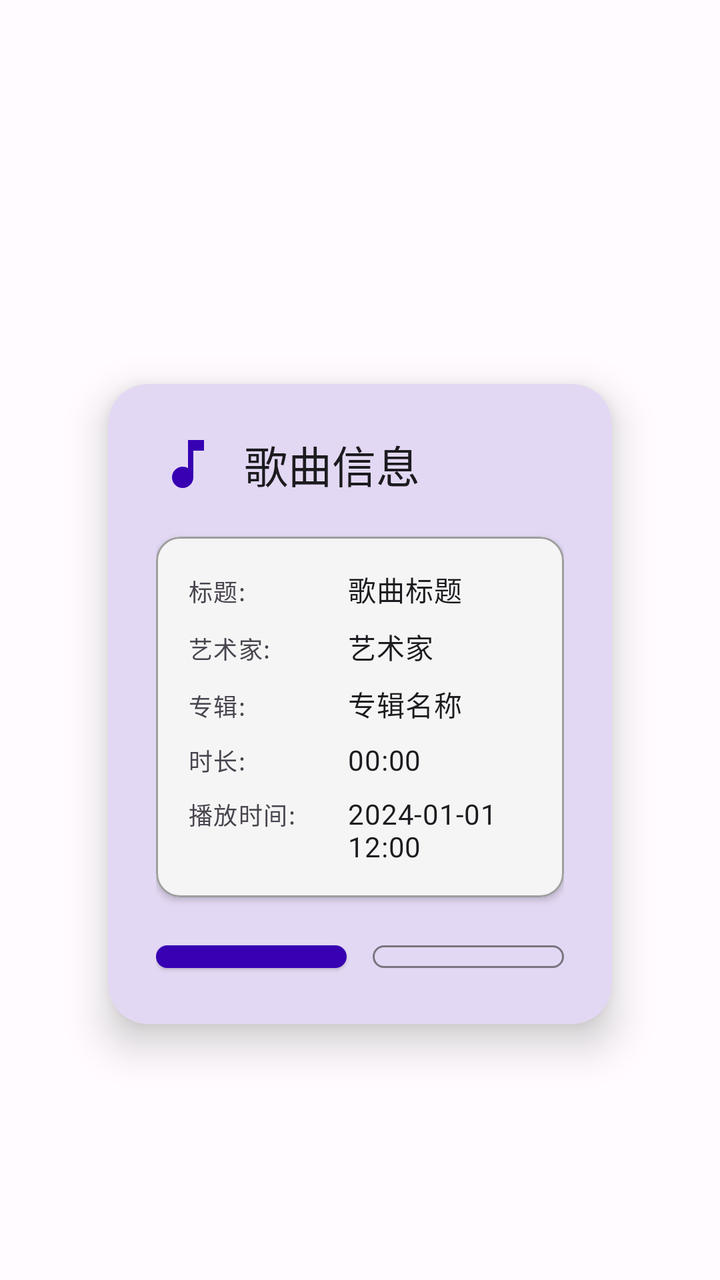
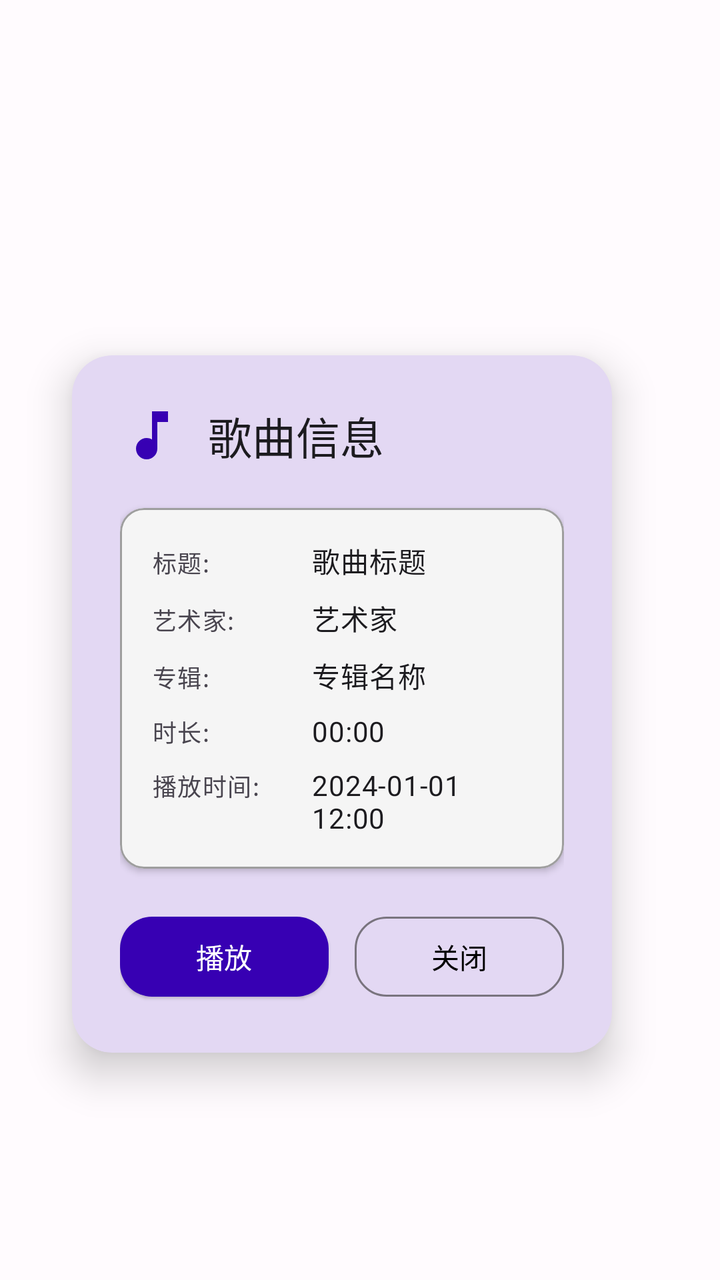

Before-and-after screenshots of an Android layout around one commit, followed by the original layout XML and the change that was made.
<!-- AndroidManifest.xml: application theme Theme.HpuMusicPlayer -->
<!-- res/layout/dialog_song_info.xml -->
<?xml version="1.0" encoding="utf-8"?>
<FrameLayout xmlns:android="http://schemas.android.com/apk/res/android"
    xmlns:app="http://schemas.android.com/apk/res-auto"
    android:id="@+id/rootLayout"
    android:layout_width="match_parent"
    android:layout_height="match_parent"
    android:background="@android:color/transparent">

    <androidx.constraintlayout.widget.ConstraintLayout
        android:layout_width="match_parent"
        android:layout_height="match_parent"
        android:background="@android:color/transparent">

        
        <androidx.constraintlayout.widget.Guideline
            android:id="@+id/guidelineStart"
            android:layout_width="wrap_content"
            android:layout_height="wrap_content"
            android:orientation="vertical"
            app:layout_constraintGuide_percent="0.15" />

        
        <androidx.constraintlayout.widget.Guideline
            android:id="@+id/guidelineEnd"
            android:layout_width="wrap_content"
            android:layout_height="wrap_content"
            android:orientation="vertical"
            app:layout_constraintGuide_percent="0.85" />

        
        <androidx.constraintlayout.widget.Guideline
            android:id="@+id/guidelineTop"
            android:layout_width="wrap_content"
            android:layout_height="wrap_content"
            android:orientation="horizontal"
            app:layout_constraintGuide_percent="0.30" />

        
        <androidx.constraintlayout.widget.Guideline
            android:id="@+id/guidelineBottom"
            android:layout_width="wrap_content"
            android:layout_height="wrap_content"
            android:orientation="horizontal"
            app:layout_constraintGuide_percent="0.80" />

        
        <com.google.android.material.card.MaterialCardView
            android:id="@+id/dialogContent"
            android:layout_width="0dp"
            android:layout_height="0dp"
            android:clickable="true"
            android:focusable="true"
            app:cardBackgroundColor="?attr/colorSurface"
            app:cardCornerRadius="20dp"
            app:cardElevation="12dp"
            app:layout_constraintBottom_toBottomOf="@id/guidelineBottom"
            app:layout_constraintEnd_toEndOf="@id/guidelineEnd"
            app:layout_constraintStart_toStartOf="@id/guidelineStart"
            app:layout_constraintTop_toTopOf="@id/guidelineTop"
            app:strokeWidth="0dp">

            <LinearLayout
                android:layout_width="match_parent"
                android:layout_height="match_parent"
                android:orientation="vertical"
                android:padding="24dp">

                
                <LinearLayout
                    android:layout_width="match_parent"
                    android:layout_height="wrap_content"
                    android:layout_marginBottom="20dp"
                    android:gravity="center_vertical"
                    android:orientation="horizontal">

                    <ImageView
                        android:layout_width="32dp"
                        android:layout_height="32dp"
                        android:layout_marginEnd="12dp"
                        android:contentDescription="歌曲信息"
                        android:src="@drawable/ic_music_note"
                        app:tint="?attr/colorPrimary" />

                    <TextView
                        android:layout_width="0dp"
                        android:layout_height="wrap_content"
                        android:layout_weight="1"
                        android:text="歌曲信息"
                        android:textAppearance="@style/TextAppearance.HpuMusicPlayer.TitleLarge"
                        android:textColor="?attr/colorOnSurface" />
                </LinearLayout>

                
                <com.google.android.material.card.MaterialCardView
                    android:layout_width="match_parent"
                    android:layout_height="wrap_content"
                    android:layout_marginBottom="20dp"
                    app:cardBackgroundColor="?attr/colorSurfaceVariant"
                    app:cardCornerRadius="12dp"
                    app:cardElevation="2dp">

                    <LinearLayout
                        android:layout_width="match_parent"
                        android:layout_height="wrap_content"
                        android:orientation="vertical"
                        android:padding="16dp">

                        
                        <LinearLayout
                            android:layout_width="match_parent"
                            android:layout_height="wrap_content"
                            android:layout_marginBottom="8dp"
                            android:orientation="horizontal">

                            <TextView
                                android:layout_width="80dp"
                                android:layout_height="wrap_content"
                                android:text="标题:"
                                android:textAppearance="@style/TextAppearance.HpuMusicPlayer.LabelMedium"
                                android:textColor="?attr/colorOnSurfaceVariant" />

                            <TextView
                                android:id="@+id/tvTitle"
                                android:layout_width="0dp"
                                android:layout_height="wrap_content"
                                android:layout_weight="1"
                                android:text="歌曲标题"
                                android:textAppearance="@style/TextAppearance.HpuMusicPlayer.BodyMedium"
                                android:textColor="?attr/colorOnSurface" />
                        </LinearLayout>

                        
                        <LinearLayout
                            android:layout_width="match_parent"
                            android:layout_height="wrap_content"
                            android:layout_marginBottom="8dp"
                            android:orientation="horizontal">

                            <TextView
                                android:layout_width="80dp"
                                android:layout_height="wrap_content"
                                android:text="艺术家:"
                                android:textAppearance="@style/TextAppearance.HpuMusicPlayer.LabelMedium"
                                android:textColor="?attr/colorOnSurfaceVariant" />

                            <TextView
                                android:id="@+id/tvArtist"
                                android:layout_width="0dp"
                                android:layout_height="wrap_content"
                                android:layout_weight="1"
                                android:text="艺术家"
                                android:textAppearance="@style/TextAppearance.HpuMusicPlayer.BodyMedium"
                                android:textColor="?attr/colorOnSurface" />
                        </LinearLayout>

                        
                        <LinearLayout
                            android:layout_width="match_parent"
                            android:layout_height="wrap_content"
                            android:layout_marginBottom="8dp"
                            android:orientation="horizontal">

                            <TextView
                                android:layout_width="80dp"
                                android:layout_height="wrap_content"
                                android:text="专辑:"
                                android:textAppearance="@style/TextAppearance.HpuMusicPlayer.LabelMedium"
                                android:textColor="?attr/colorOnSurfaceVariant" />

                            <TextView
                                android:id="@+id/tvAlbum"
                                android:layout_width="0dp"
                                android:layout_height="wrap_content"
                                android:layout_weight="1"
                                android:text="专辑名称"
                                android:textAppearance="@style/TextAppearance.HpuMusicPlayer.BodyMedium"
                                android:textColor="?attr/colorOnSurface" />
                        </LinearLayout>

                        
                        <LinearLayout
                            android:layout_width="match_parent"
                            android:layout_height="wrap_content"
                            android:layout_marginBottom="8dp"
                            android:orientation="horizontal">

                            <TextView
                                android:layout_width="80dp"
                                android:layout_height="wrap_content"
                                android:text="时长:"
                                android:textAppearance="@style/TextAppearance.HpuMusicPlayer.LabelMedium"
                                android:textColor="?attr/colorOnSurfaceVariant" />

                            <TextView
                                android:id="@+id/tvDuration"
                                android:layout_width="0dp"
                                android:layout_height="wrap_content"
                                android:layout_weight="1"
                                android:text="00:00"
                                android:textAppearance="@style/TextAppearance.HpuMusicPlayer.BodyMedium"
                                android:textColor="?attr/colorOnSurface" />
                        </LinearLayout>

                        
                        <LinearLayout
                            android:layout_width="match_parent"
                            android:layout_height="wrap_content"
                            android:orientation="horizontal">

                            <TextView
                                android:layout_width="80dp"
                                android:layout_height="wrap_content"
                                android:text="播放时间:"
                                android:textAppearance="@style/TextAppearance.HpuMusicPlayer.LabelMedium"
                                android:textColor="?attr/colorOnSurfaceVariant" />

                            <TextView
                                android:id="@+id/tvPlayTime"
                                android:layout_width="0dp"
                                android:layout_height="wrap_content"
                                android:layout_weight="1"
                                android:text="2024-01-01 12:00"
                                android:textAppearance="@style/TextAppearance.HpuMusicPlayer.BodyMedium"
                                android:textColor="?attr/colorOnSurface" />
                        </LinearLayout>

                    </LinearLayout>
                </com.google.android.material.card.MaterialCardView>

                
                <LinearLayout
                    android:layout_width="match_parent"
                    android:layout_height="wrap_content"
                    android:baselineAligned="false"
                    android:orientation="horizontal">

                    
                    <com.google.android.material.button.MaterialButton
                        android:id="@+id/btnPlay"
                        style="@style/Widget.Material3.Button.ElevatedButton"
                        android:layout_width="0dp"
                        android:layout_height="wrap_content"
                        android:layout_marginEnd="5dp"
                        android:layout_weight="1"
                        android:text="播放"
                        android:textColor="@android:color/white"
                        app:backgroundTint="@color/primary_purple"
                        app:cornerRadius="16dp"
                        app:iconGravity="textStart" />

                    
                    <com.google.android.material.button.MaterialButton
                        android:id="@+id/btnClose"
                        style="@style/Widget.Material3.Button.OutlinedButton"
                        android:layout_width="0dp"
                        android:layout_height="wrap_content"
                        android:layout_marginStart="8dp"
                        android:layout_weight="1"
                        android:text="关闭"
                        android:textColor="@android:color/black"
                        app:cornerRadius="16dp" />
                </LinearLayout>

            </LinearLayout>
        </com.google.android.material.card.MaterialCardView>
    </androidx.constraintlayout.widget.ConstraintLayout>
</FrameLayout>
<!-- resources referenced by this layout -->
<resources>
  <color name="primary_purple">#FF3700B3</color>
  <style name="TextAppearance.HpuMusicPlayer.BodyMedium" parent="TextAppearance.Material3.BodyMedium">
          <item name="android:textSize">14sp</item>
          <item name="android:textFontWeight" tools:targetApi="p">400</item>
      </style>
  <style name="TextAppearance.HpuMusicPlayer.LabelMedium" parent="TextAppearance.Material3.LabelMedium">
          <item name="android:textSize">12sp</item>
          <item name="android:textFontWeight" tools:targetApi="p">500</item>
      </style>
  <style name="TextAppearance.HpuMusicPlayer.TitleLarge" parent="TextAppearance.Material3.TitleLarge">
          <item name="android:textSize">22sp</item>
          <item name="android:textFontWeight" tools:targetApi="p">400</item>
      </style>
  <color name="white">#FFFFFFFF</color>
  <color name="primary_container">#FFEADDFF</color>
  <color name="on_primary_container">#FF21005D</color>
  <color name="accent_teal">#FF009688</color>
  <color name="secondary_container">#FFE8DEF8</color>
  <color name="on_secondary_container">#FF1D192B</color>
  <color name="background_light">#FFFFFBFE</color>
  <color name="text_primary">#FF1C1B1F</color>
  <color name="surface_primary">#FFFFFBFE</color>
  <color name="on_surface">#FF1C1B1F</color>
  <color name="nav_drawer_light">#FFF5F5F5</color>
  <color name="text_secondary">#FF49454F</color>
  <color name="error_red">#FFD32F2F</color>
  <color name="accent_red">#FFF44336</color>
  <color name="text_tertiary">#FF79747E</color>
  <color name="text_hint">#FF9E9E9E</color>
  <color name="accent_blue">#FF03DAC5</color>
  <style name="ShapeAppearance.HpuMusicPlayer.Small" parent="ShapeAppearance.Material3.SmallComponent">
          <item name="cornerFamily">rounded</item>
          <item name="cornerSize">8dp</item>
      </style>
  <style name="ShapeAppearance.HpuMusicPlayer.Medium" parent="ShapeAppearance.Material3.MediumComponent">
          <item name="cornerFamily">rounded</item>
          <item name="cornerSize">12dp</item>
      </style>
  <style name="ShapeAppearance.HpuMusicPlayer.Large" parent="ShapeAppearance.Material3.LargeComponent">
          <item name="cornerFamily">rounded</item>
          <item name="cornerSize">16dp</item>
      </style>
  <style name="TextAppearance.HpuMusicPlayer.DisplaySmall" parent="TextAppearance.Material3.DisplaySmall">
          <item name="android:textSize">36sp</item>
          <item name="android:textFontWeight" tools:targetApi="p">400</item>
      </style>
  <style name="TextAppearance.HpuMusicPlayer.TitleMedium" parent="TextAppearance.Material3.TitleMedium">
          <item name="android:textSize">16sp</item>
          <item name="android:textFontWeight" tools:targetApi="p">400</item>
      </style>
  <style name="TextAppearance.HpuMusicPlayer.TitleSmall" parent="TextAppearance.Material3.TitleSmall">
          <item name="android:textSize">14sp</item>
          <item name="android:textFontWeight" tools:targetApi="p">400</item>
      </style>
  <style name="TextAppearance.HpuMusicPlayer.BodyLarge" parent="TextAppearance.Material3.BodyLarge">
          <item name="android:textSize">16sp</item>
          <item name="android:textFontWeight" tools:targetApi="p">400</item>
      </style>
  <style name="TextAppearance.HpuMusicPlayer.BodySmall" parent="TextAppearance.Material3.BodySmall">
          <item name="android:textSize">12sp</item>
          <item name="android:textFontWeight" tools:targetApi="p">400</item>
      </style>
  <style name="TextAppearance.HpuMusicPlayer.LabelLarge" parent="TextAppearance.Material3.LabelLarge">
          <item name="android:textSize">14sp</item>
          <item name="android:textFontWeight" tools:targetApi="p">500</item>
      </style>
  <style name="TextAppearance.HpuMusicPlayer.LabelSmall" parent="TextAppearance.Material3.LabelSmall">
          <item name="android:textSize">11sp</item>
          <item name="android:textFontWeight" tools:targetApi="p">500</item>
      </style>
  <!-- unchanged entries left out for length: 7 -->
</resources>

<!-- the commit's change to res/layout/dialog_song_info.xml (unified diff, before → after) -->
@@ -17,7 +17,7 @@
             android:layout_width="wrap_content"
             android:layout_height="wrap_content"
             android:orientation="vertical"
-            app:layout_constraintGuide_percent="0.15" />
+            app:layout_constraintGuide_percent="0.10" />
 
         
         <androidx.constraintlayout.widget.Guideline
@@ -47,7 +47,7 @@
         <com.google.android.material.card.MaterialCardView
             android:id="@+id/dialogContent"
             android:layout_width="0dp"
-            android:layout_height="0dp"
+            android:layout_height="wrap_content"
             android:clickable="true"
             android:focusable="true"
             app:cardBackgroundColor="?attr/colorSurface"
